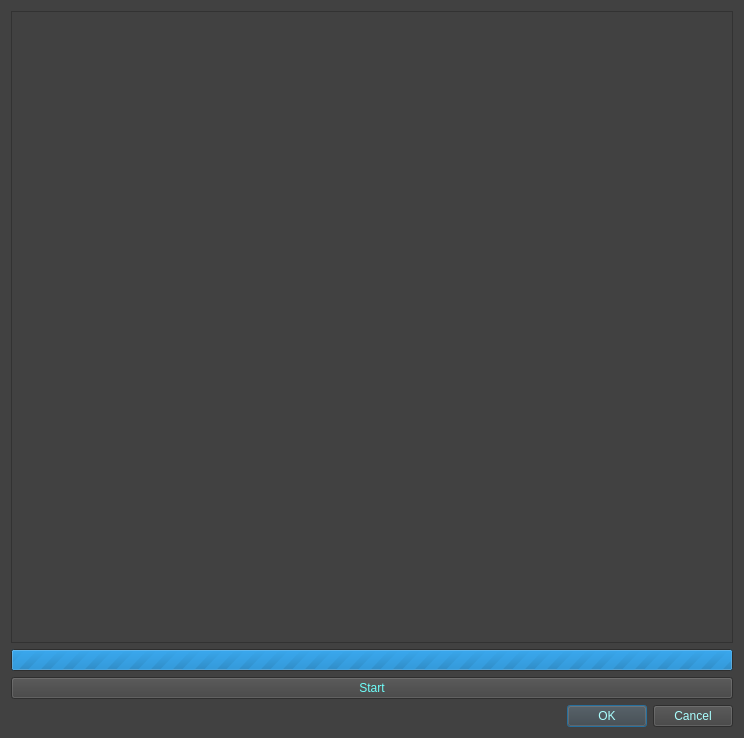
Before: the Qt Designer form src/ui/RegWin.ui in DaneshJoy/bronchoscopy, drawn with Qt 5.
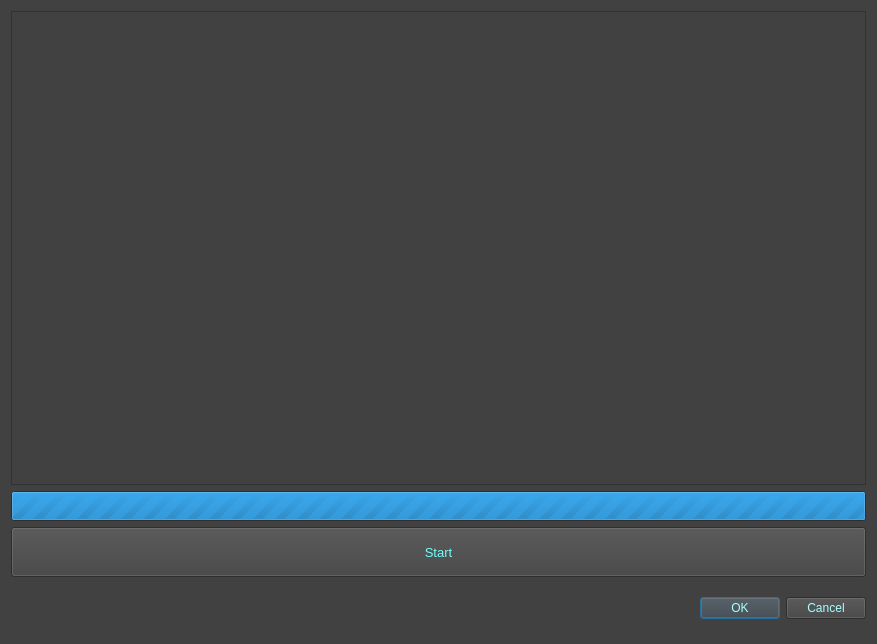
After: the same form once the commit is applied.

What changed in the file:
```diff
--- a/src/ui/RegWin.ui
+++ b/src/ui/RegWin.ui
@@ -9,8 +9,8 @@
    <rect>
     <x>0</x>
     <y>0</y>
-    <width>744</width>
-    <height>738</height>
+    <width>877</width>
+    <height>644</height>
    </rect>
   </property>
   <property name="windowTitle">
@@ -19,7 +19,10 @@
   <property name="styleSheet">
    <string notr="true">background-color: rgb(65, 65, 65);</string>
   </property>
-  <layout class="QVBoxLayout" name="verticalLayout">
+  <layout class="QVBoxLayout" name="verticalLayout" stretch="2,2,3,1">
+   <property name="sizeConstraint">
+    <enum>QLayout::SetNoConstraint</enum>
+   </property>
    <item>
     <widget class="QFrame" name="frame_main">
      <property name="frameShape">
@@ -32,6 +35,12 @@
    </item>
    <item>
     <widget class="QProgressBar" name="progressBar">
+     <property name="minimumSize">
+      <size>
+       <width>0</width>
+       <height>30</height>
+      </size>
+     </property>
      <property name="maximum">
       <number>0</number>
      </property>
@@ -45,6 +54,17 @@
    </item>
    <item>
     <widget class="QPushButton" name="btn_start">
+     <property name="minimumSize">
+      <size>
+       <width>0</width>
+       <height>50</height>
+      </size>
+     </property>
+     <property name="font">
+      <font>
+       <pointsize>10</pointsize>
+      </font>
+     </property>
      <property name="cursor">
       <cursorShape>PointingHandCursor</cursorShape>
      </property>
@@ -54,22 +74,33 @@
      <property name="text">
       <string>Start</string>
      </property>
-     <property name="flat">
-      <bool>false</bool>
-     </property>
     </widget>
    </item>
    <item>
     <widget class="QDialogButtonBox" name="buttonBox">
+     <property name="sizePolicy">
+      <sizepolicy hsizetype="Expanding" vsizetype="Fixed">
+       <horstretch>0</horstretch>
+       <verstretch>0</verstretch>
+      </sizepolicy>
+     </property>
+     <property name="minimumSize">
+      <size>
+       <width>0</width>
+       <height>50</height>
+      </size>
+     </property>
+     <property name="font">
+      <font>
+       <pointsize>10</pointsize>
+      </font>
+     </property>
      <property name="cursor">
       <cursorShape>PointingHandCursor</cursorShape>
      </property>
      <property name="styleSheet">
       <string notr="true">color: rgb(170, 255, 255);</string>
      </property>
-     <property name="orientation">
-      <enum>Qt::Horizontal</enum>
-     </property>
      <property name="standardButtons">
       <set>QDialogButtonBox::Cancel|QDialogButtonBox::Ok</set>
      </property>
```
Left out of the diff: 2 changed lines with no effect on the pictures.
